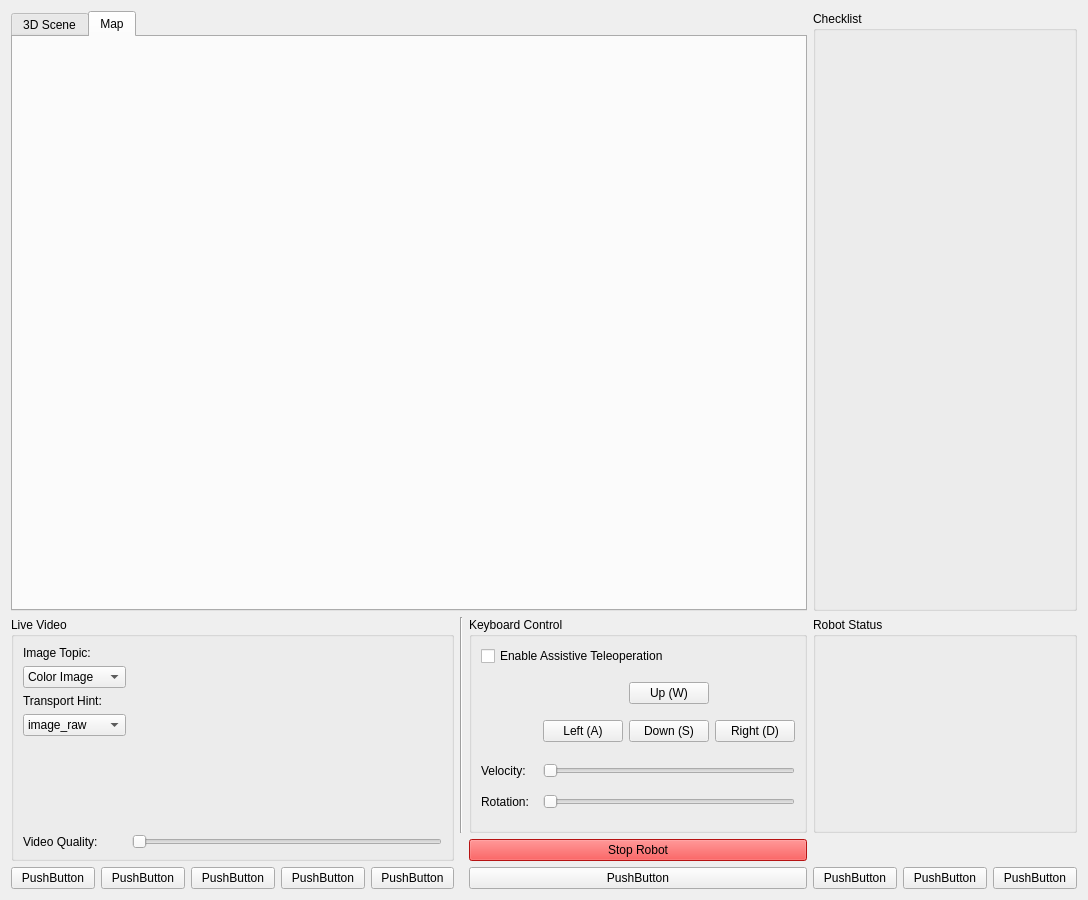
First picture: the form in fallrisk_gui/fallrisk_rviz_gui/src/rviz_gui.ui, repository rxdu/fall_risk_project_ros, before the edit.
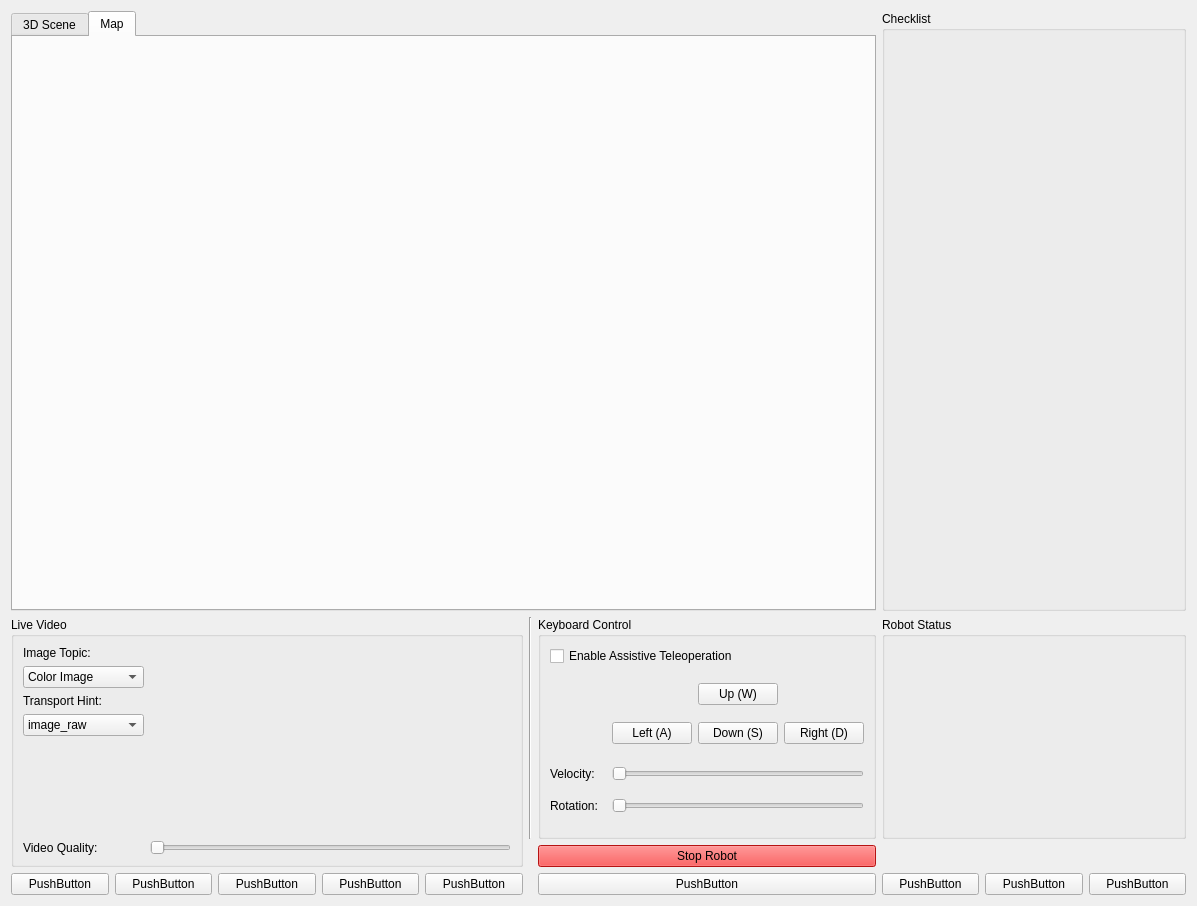
Second picture: the form after the edit. The open tabs and pages were chosen to show the change.

Diff of the .ui file:
```diff
--- a/fallrisk_gui/fallrisk_rviz_gui/src/rviz_gui.ui
+++ b/fallrisk_gui/fallrisk_rviz_gui/src/rviz_gui.ui
@@ -6,8 +6,8 @@
    <rect>
     <x>0</x>
     <y>0</y>
-    <width>1088</width>
-    <height>838</height>
+    <width>1197</width>
+    <height>906</height>
    </rect>
   </property>
   <property name="windowTitle">
@@ -301,6 +301,11 @@
       <attribute name="title">
        <string>Map</string>
       </attribute>
+      <layout class="QHBoxLayout" name="horizontalLayout">
+       <item>
+        <layout class="QGridLayout" name="map_layout"/>
+       </item>
+      </layout>
      </widget>
     </widget>
    </item>
```
Left out of the diff: 2 changed lines with no effect on the pictures.
